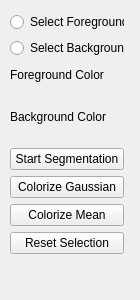
The window that src/meshlabplugins/editsegment/meshcutdialog.ui (cnr-isti-vclab/meshlab) describes before a commit, drawn with Qt 5.
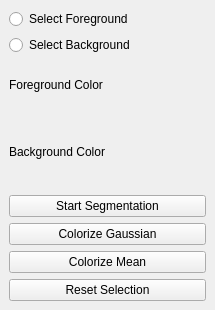
The same window after the commit. Custom widgets are drawn as their Qt base class.

Commit message: correct resizing for the dialog

What changed in the file:
```diff
--- a/src/meshlabplugins/editsegment/meshcutdialog.ui
+++ b/src/meshlabplugins/editsegment/meshcutdialog.ui
@@ -5,22 +5,21 @@
    <rect>
     <x>0</x>
     <y>0</y>
-    <width>140</width>
-    <height>300</height>
+    <width>215</width>
+    <height>310</height>
    </rect>
   </property>
   <property name="windowTitle" >
    <string>Mesh Segmentation</string>
   </property>
-  <widget class="QWidget" name="layoutWidget" >
-   <property name="geometry" >
-    <rect>
-     <x>10</x>
-     <y>12</y>
-     <width>114</width>
-     <height>242</height>
-    </rect>
+  <layout class="QVBoxLayout" >
+   <property name="margin" >
+    <number>9</number>
    </property>
+   <property name="spacing" >
+    <number>6</number>
+   </property>
+   <item>
    <layout class="QVBoxLayout" >
     <property name="margin" >
      <number>0</number>
@@ -159,7 +158,8 @@
      </widget>
     </item>
    </layout>
-  </widget>
+   </item>
+  </layout>
  </widget>
  <layoutdefault spacing="6" margin="11" />
  <customwidgets>
```
Lines whose indentation alone changed are shown as unchanged.
